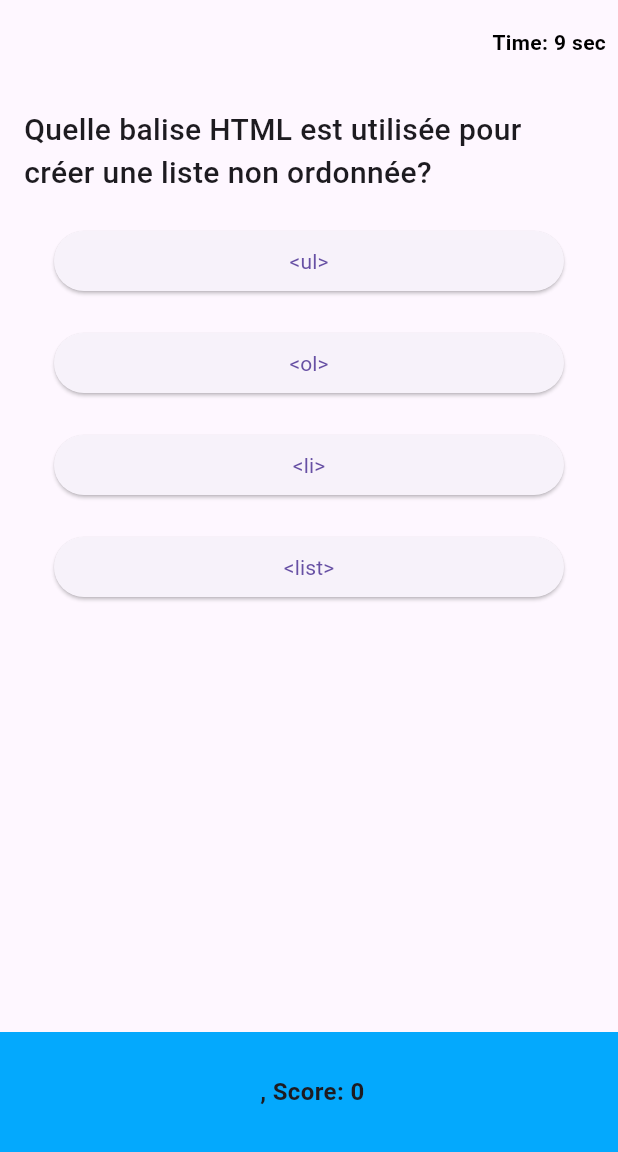
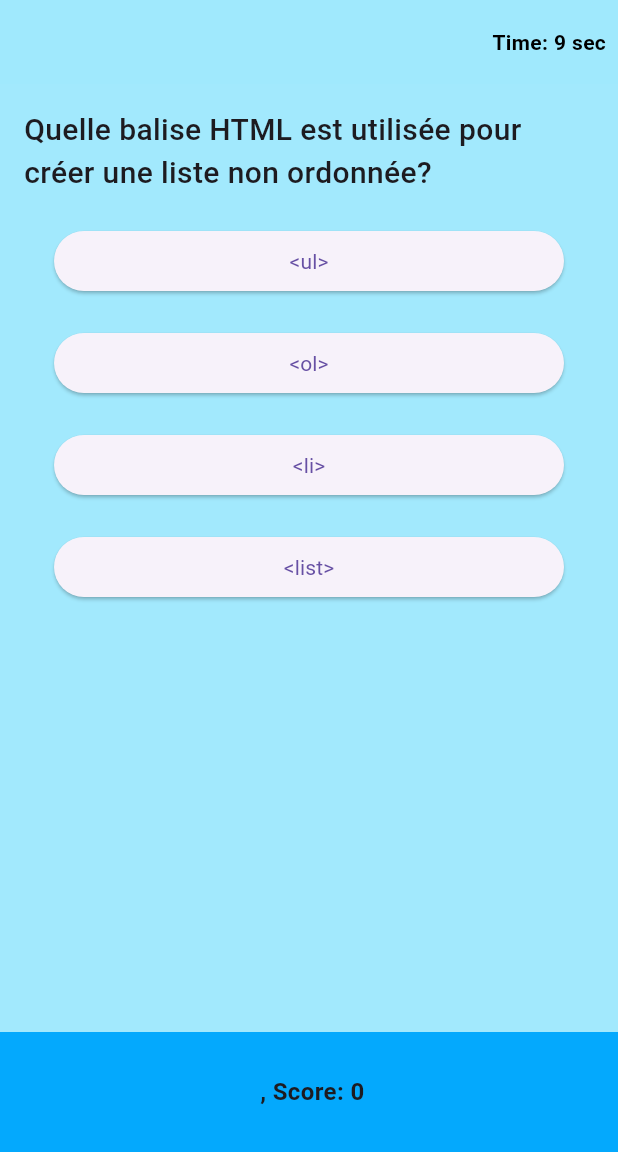
Before and after one commit to OumarKh/QuizApp, a Flutter app: the TestScreen screen opened directly with empty values, on a phone screen of 412 x 824 dp, the part 84-1236 px from its top. Run offline on Flutter 3.47's test engine with Material 3 defaults, Android fonts, the phone set to English and light mode, and no system bars; accounts and stored records are empty.

Commit message:
"fixing backgrounf color for the screens"

```diff
--- a/lib/screens/quiz_screen.dart
+++ b/lib/screens/quiz_screen.dart
@@ -60,6 +60,7 @@ class _TestScreenState extends State<TestScreen> {
   @override
   Widget build(BuildContext context){
     return Scaffold(
+      backgroundColor:Color.fromARGB(212, 160, 233, 253),
       appBar: AppBar(
         elevation: 4,
         centerTitle: true,
@@ -98,7 +99,7 @@ class _TestScreenState extends State<TestScreen> {
       bottomNavigationBar: BottomAppBar(
         color:Color(0xff04a9fd) ,
         child: Container(
-          height: 20,
+          height:20,
           child: Center(
             child: Text(
               '${user.f_name} ${user.l_name}, Score: ${user.calculateTotalScore()}',
--- a/lib/screens/result_screen.dart
+++ b/lib/screens/result_screen.dart
@@ -24,7 +24,7 @@ class ResultScreen extends StatelessWidget{
 
     //the layout of the screen
     return Scaffold(
-      backgroundColor: Color(0xffffffff),
+      backgroundColor: Color.fromARGB(212, 160, 233, 253),
       appBar: AppBar(
         elevation: 4,
         centerTitle: true,
--- a/lib/widgets/question_widget.dart
+++ b/lib/widgets/question_widget.dart
@@ -57,7 +57,9 @@ class _QuestionScreenState extends State<questionScreen> {
   @override
   Widget build(BuildContext context) {
     return Scaffold(
+      backgroundColor: Color.fromARGB(212, 160, 233, 253),
       appBar: AppBar(
+        backgroundColor:Color.fromARGB(212, 160, 233, 253),
         automaticallyImplyLeading: false,
         actions: [
           Padding(
```
